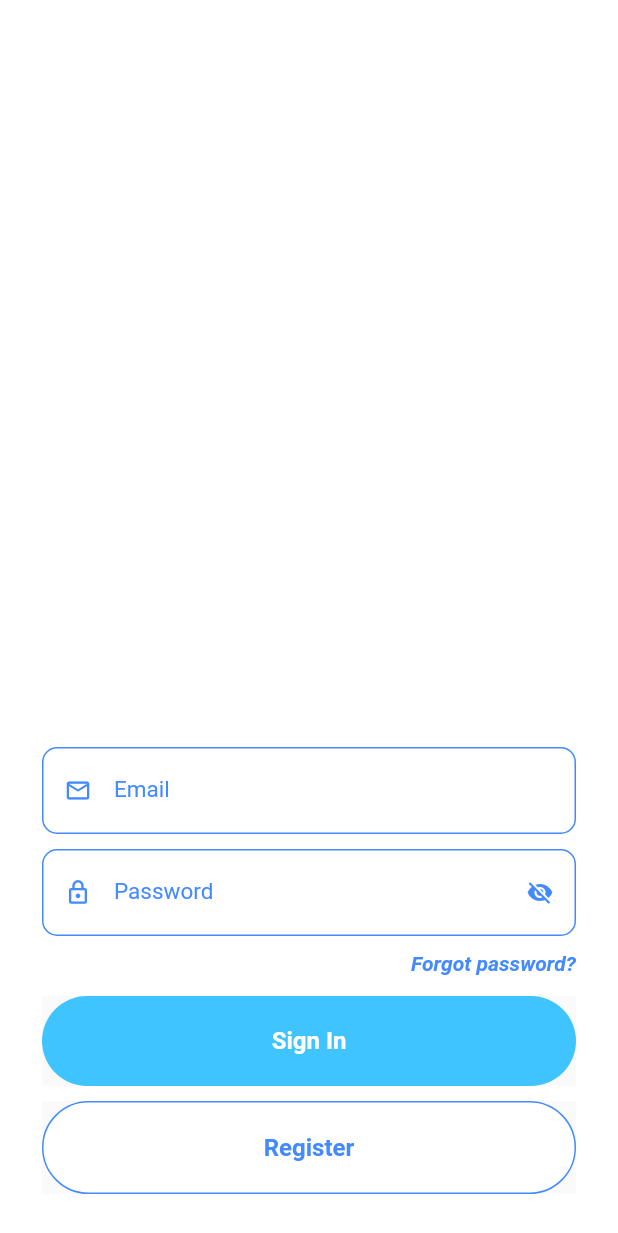
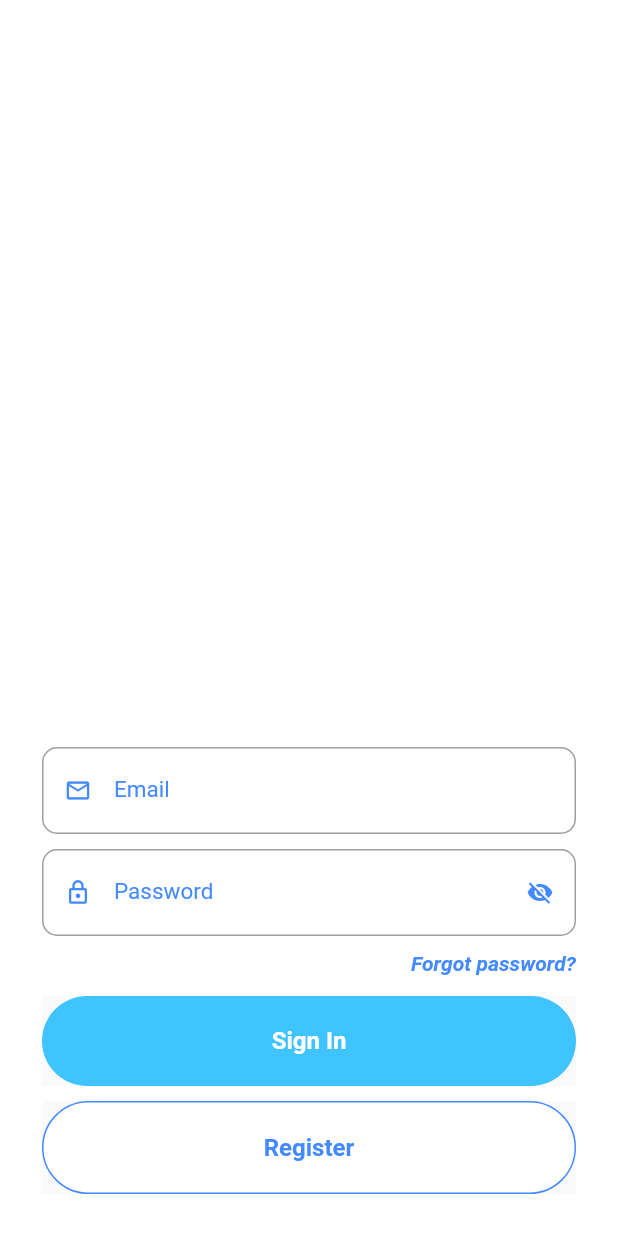
Before and after one commit to handsomemofokeng/log_in_app, a Flutter app: the screen it shows after launch, on a phone screen of 412 x 824 dp. Shown: the top 1233 px of the screen. Run offline on Flutter 3.47's test engine with Material 2 defaults, Android fonts, the phone set to English and light mode, and no system bars.

Commit message:
minor color changes

```diff
--- a/lib/ui/shared/globals.dart
+++ b/lib/ui/shared/globals.dart
@@ -6,6 +6,7 @@ class Global {
   static const Color colorPrimary = Colors.blueAccent;
   static const Color colorPrimaryDark = Colors.lightBlueAccent;
   static const Color colorAccent = Colors.orange;
+  static const Color colorTextBorder = Colors.grey;
 
   static const Color colorWhite = const Color(0xffffffff);
   static const Color mediumBlue = const Color(0xff4A64FE);
--- a/lib/widgets/textfield_widget.dart
+++ b/lib/widgets/textfield_widget.dart
@@ -40,11 +40,11 @@ class TextFieldWidget extends StatelessWidget {
         // filled: true,
         enabledBorder: OutlineInputBorder(
           borderRadius: BorderRadius.circular(10),
-          borderSide: BorderSide(color: Global.colorPrimary),
+          borderSide: BorderSide(color: Global.colorTextBorder),
         ),
         focusedBorder: OutlineInputBorder(
           borderRadius: BorderRadius.circular(10),
-          borderSide: BorderSide(color: Global.colorPrimaryDark),
+          borderSide: BorderSide(color: Global.colorPrimary),
         ),
 
         suffixIcon: GestureDetector(
```
